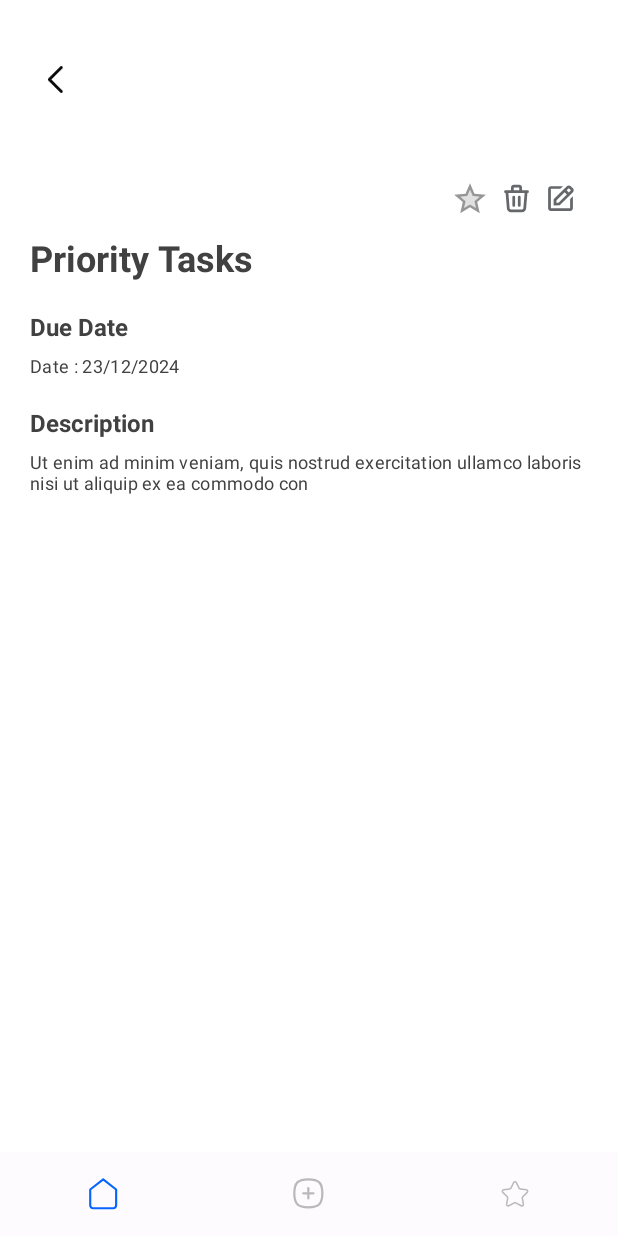
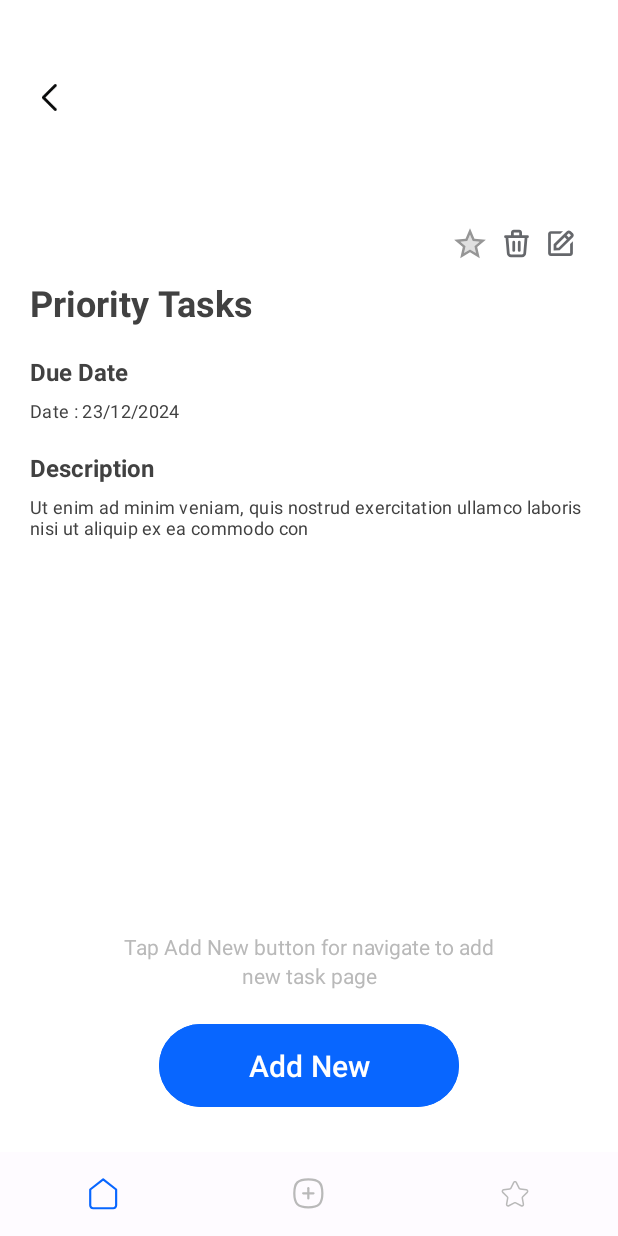
Before and after one commit to Scar1109/TaskPivot, an Android app: the TaskViewScreen screen opened directly, with no data from a screen before it, on a phone screen of 412 x 824 dp. Run offline under Robolectric (Android 15) with nearby library versions, the phone set to English and light mode, and no system bars.

Commit message:
TP | Updates for card view

```diff
--- a/app/src/main/java/com/example/taskpivot/modules/HomeScreen.kt
+++ b/app/src/main/java/com/example/taskpivot/modules/HomeScreen.kt
@@ -161,8 +161,9 @@ class HomeScreen : AppCompatActivity(), TaskAdapter.OnDeleteClickListener, TaskA
     }
 
     override fun onTaskClick(taskId: Int) {
-        // Show a Toast message with the task ID
-        Toast.makeText(this, "Task ID: $taskId", Toast.LENGTH_SHORT).show()
+        val intent = Intent(this,TaskViewScreen::class.java)
+        intent.putExtra("taskId", taskId)
+        startActivity(intent)
     }
 
     private fun filterTasks(query: String) {
--- a/app/src/main/java/com/example/taskpivot/modules/PriorityScreen.kt
+++ b/app/src/main/java/com/example/taskpivot/modules/PriorityScreen.kt
@@ -107,9 +107,7 @@ class PriorityScreen : AppCompatActivity(), TaskAdapter.OnDeleteClickListener, T
     }
 
     override fun onTaskClick(taskId: Int) {
-        // Show a Toast message with the task ID
-        Toast.makeText(this, "Task ID: $taskId", Toast.LENGTH_SHORT).show()
-        val intent = Intent(this,AddNewScreen::class.java)
+        val intent = Intent(this,TaskViewScreen::class.java)
         intent.putExtra("taskId", taskId)
         startActivity(intent)
     }
--- a/app/src/main/java/com/example/taskpivot/modules/TaskViewScreen.kt
+++ b/app/src/main/java/com/example/taskpivot/modules/TaskViewScreen.kt
@@ -1,5 +1,6 @@
 package com.example.taskpivot.modules
 
+import TaskViewModel
 import android.content.Intent
 import androidx.appcompat.app.AppCompatActivity
 import android.os.Bundle
@@ -11,15 +12,53 @@ import com.example.taskpivot.databinding.ActivityTaskViewScreenBinding
 class TaskViewScreen : AppCompatActivity() {
 
     private lateinit var binding: ActivityTaskViewScreenBinding
+    private lateinit var taskViewModel: TaskViewModel
+    private var taskId : Int = -1
+    private var priority : Boolean = false
     override fun onCreate(savedInstanceState: Bundle?) {
         super.onCreate(savedInstanceState)
         enableEdgeToEdge()
+
+        taskId = intent.getIntExtra("taskId",-1)
 
         binding = ActivityTaskViewScreenBinding.inflate(layoutInflater)
         setContentView(binding.root)
 
         binding.backBtn.setOnClickListener {
-            finish()
+            val intent = Intent(this, HomeScreen::class.java)
+            startActivity(intent)
+        }
+
+        binding.addnewBtn.setOnClickListener {
+            val intent = Intent(this,AddNewScreen::class.java)
+            startActivity(intent)
+        }
+
+        taskViewModel = TaskViewModel(application)
+
+        val task = taskViewModel.getTaskById(taskId)
+        if (task != null) {
+            // Display task details
+            binding.taskTitle.text = task.taskTitle
+            binding.taskDate.text = task.taskDate
+            binding.taskDescription.text = task.taskDescription
+
+            // Set priority button image based on task priority
+            if (task.taskPriority) {
+                binding.priorityBtn.setImageResource(R.drawable.liked_star)
+            } else {
+                binding.priorityBtn.setImageResource(R.drawable.unliked_star)
+            }
+        }
+
+        binding.priorityBtn.setOnClickListener {
+            priority = !priority
+            if (priority) {
+                binding.priorityBtn.setImageResource(R.drawable.liked_star)
+            } else {
+                binding.priorityBtn.setImageResource(R.drawable.unliked_star)
+            }
+            taskViewModel.updateTaskPriority(taskId,priority)
         }
 
         //Bottom Navigation bar
--- a/app/src/main/java/com/example/taskpivot/repository/TaskRepo.kt
+++ b/app/src/main/java/com/example/taskpivot/repository/TaskRepo.kt
@@ -56,4 +56,37 @@ class TaskRepository(context: Context) {
         )
     }
 
+    @SuppressLint("Range")
+    fun getTaskById(taskId: Int): Task? {
+        val db = dbHelper.readableDatabase
+        val cursor: Cursor = db.query(
+            TaskDBHelper.TABLE_TASKS,
+            arrayOf(
+                TaskDBHelper.KEY_ID,
+                TaskDBHelper.KEY_TITLE,
+                TaskDBHelper.KEY_DESCRIPTION,
+                TaskDBHelper.KEY_PRIORITY,
+                TaskDBHelper.KEY_DATE
+            ),
+            "${TaskDBHelper.KEY_ID}=?",
+            arrayOf(taskId.toString()),
+            null,
+            null,
+            null,
+            null
+        )
+
+        var task: Task? = null
+        if (cursor.moveToFirst()) {
+            val id = cursor.getInt(cursor.getColumnIndex(TaskDBHelper.KEY_ID))
+            val title = cursor.getString(cursor.getColumnIndex(TaskDBHelper.KEY_TITLE))
+            val description = cursor.getString(cursor.getColumnIndex(TaskDBHelper.KEY_DESCRIPTION))
+            val priority = cursor.getInt(cursor.getColumnIndex(TaskDBHelper.KEY_PRIORITY)) == 1
+            val date = cursor.getString(cursor.getColumnIndex(TaskDBHelper.KEY_DATE))
+            task = Task(id, title, description, priority, date)
+        }
+        cursor.close()
+        return task
+    }
+
 }
--- a/app/src/main/java/com/example/taskpivot/viewModel/TaskViewModel.kt
+++ b/app/src/main/java/com/example/taskpivot/viewModel/TaskViewModel.kt
@@ -20,4 +20,8 @@ class TaskViewModel(application: Application) : AndroidViewModel(application) {
     fun updateTaskPriority(taskId: Int, newPriority: Boolean): Int {
         return repository.updateTaskPriority(taskId, newPriority)
     }
+
+    fun getTaskById(taskId: Int): Task? {
+        return repository.getTaskById(taskId)
+    }
 }
--- a/app/src/main/res/layout/activity_task_view_screen.xml
+++ b/app/src/main/res/layout/activity_task_view_screen.xml
@@ -30,8 +30,8 @@
         android:id="@+id/back_btn"
         android:layout_width="18dp"
         android:layout_height="18dp"
-        android:layout_marginStart="28dp"
-        android:layout_marginTop="44dp"
+        android:layout_marginStart="24dp"
+        android:layout_marginTop="56dp"
         app:layout_constraintStart_toStartOf="parent"
         app:layout_constraintTop_toTopOf="parent"
         app:srcCompat="@drawable/back_arrow_icon" />
@@ -39,13 +39,12 @@
     <ScrollView
         android:layout_width="0dp"
         android:layout_height="0dp"
-        android:layout_marginTop="120dp"
+        android:layout_marginTop="150dp"
         android:orientation="vertical"
-        app:layout_constraintBottom_toTopOf="@+id/bottom_navigation"
+        app:layout_constraintBottom_toTopOf="@+id/linearLayout4"
         app:layout_constraintEnd_toEndOf="parent"
         app:layout_constraintStart_toStartOf="parent"
-        app:layout_constraintTop_toTopOf="parent"
-        app:layout_constraintVertical_bias="0.488">
+        app:layout_constraintTop_toTopOf="parent">
 
         <LinearLayout
             android:layout_width="match_parent"
@@ -137,7 +136,42 @@
                 android:textAppearance="?attr/textAppearanceBody2"
                 android:textColor="@color/input_hint_color"
                 android:textSize="12sp" />
+
         </LinearLayout>
     </ScrollView>
 
+    <LinearLayout
+        android:id="@+id/linearLayout4"
+        android:layout_width="0dp"
+        android:layout_height="wrap_content"
+        android:gravity="center"
+        android:orientation="vertical"
+        app:layout_constraintBottom_toTopOf="@+id/bottom_navigation"
+        app:layout_constraintEnd_toEndOf="parent"
+        app:layout_constraintStart_toStartOf="parent">
+
+        <TextView
+            android:id="@+id/tap_summari"
+            android:layout_width="260dp"
+            android:layout_height="40dp"
+            android:layout_marginBottom="20dp"
+            android:gravity="center_horizontal|top"
+            android:lineSpacingExtra="3sp"
+            android:text="@string/no_recent_task_content"
+            android:textColor="@color/gray_400"
+            android:translationY="-1.53sp" />
+
+        <Button
+            android:id="@+id/addnew_btn"
+            android:layout_width="200dp"
+            android:layout_height="55dp"
+            android:layout_marginBottom="30dp"
+            android:backgroundTint="@color/secondary_color"
+            android:insetTop="0dp"
+            android:insetBottom="0dp"
+            android:text="@string/add_new"
+            android:textSize="20sp" />
+
+    </LinearLayout>
+
 </androidx.constraintlayout.widget.ConstraintLayout>
```
